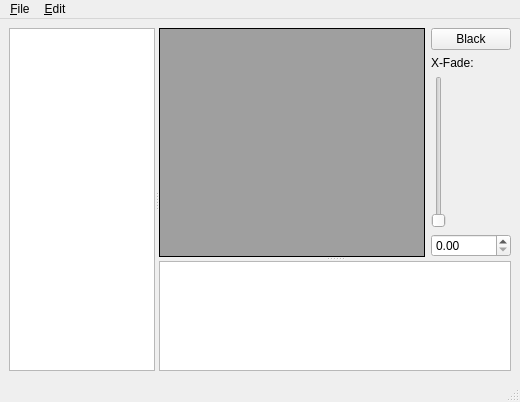
First picture: the form in src/glvidtex/DirectorWindow.ui, repository google-code-export/dviz, before the edit.
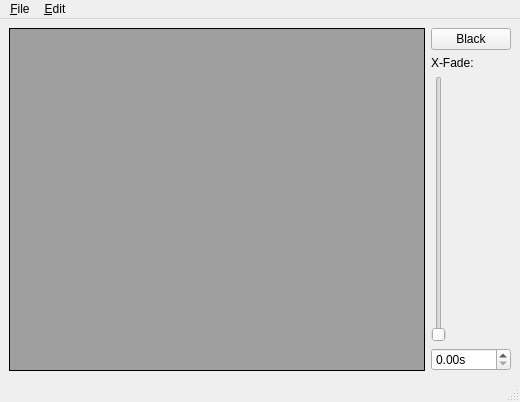
Second picture: the form after the edit.

Commit message: Shredded the DirectorWindow UI (again) - added notes to TODO about the ideas for the latest rework of the Director UI. Code for DirectorWindow is stable right now, builds - no features yet, other than live preview, black, fade speed, etc. Will work more tomorrow.

What changed in the file:
```diff
--- a/src/glvidtex/DirectorWindow.ui
+++ b/src/glvidtex/DirectorWindow.ui
@@ -14,18 +14,6 @@
    <string>MainWindow</string>
   </property>
   <widget class="QWidget" name="centralwidget">
-   <layout class="QVBoxLayout" name="verticalLayout">
-    <item>
-     <widget class="QSplitter" name="mainSplitter">
-      <property name="orientation">
-       <enum>Qt::Horizontal</enum>
-      </property>
-      <widget class="QListView" name="groupsListView"/>
-      <widget class="QSplitter" name="sceneSplitter">
-       <property name="orientation">
-        <enum>Qt::Vertical</enum>
-       </property>
-       <widget class="QWidget" name="layoutWidget">
         <layout class="QHBoxLayout" name="horizontalLayout">
          <item>
           <widget class="QMdiArea" name="mdiArea">
@@ -63,7 +51,11 @@
             </widget>
            </item>
            <item row="3" column="0">
-            <widget class="QDoubleSpinBox" name="fadeSpeedBox"/>
+       <widget class="QDoubleSpinBox" name="fadeSpeedBox">
+        <property name="suffix">
+         <string>s</string>
+        </property>
+       </widget>
            </item>
            <item row="0" column="0">
             <widget class="QPushButton" name="fadeBlackBtn">
@@ -79,12 +71,6 @@
          </item>
         </layout>
        </widget>
-       <widget class="QListView" name="scenesListView"/>
-      </widget>
-     </widget>
-    </item>
-   </layout>
-  </widget>
   <widget class="QMenuBar" name="menubar">
    <property name="geometry">
     <rect>
```
Left out of the diff: 36 changed lines with no effect on the pictures. Lines whose indentation alone changed are shown as unchanged. The commit also changes 6 other files.
